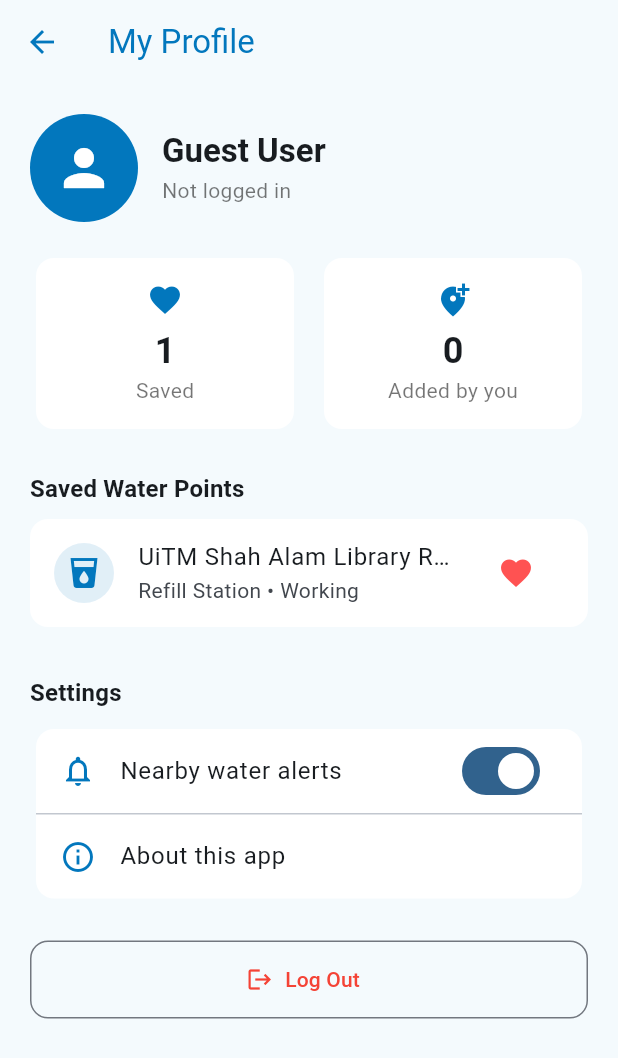
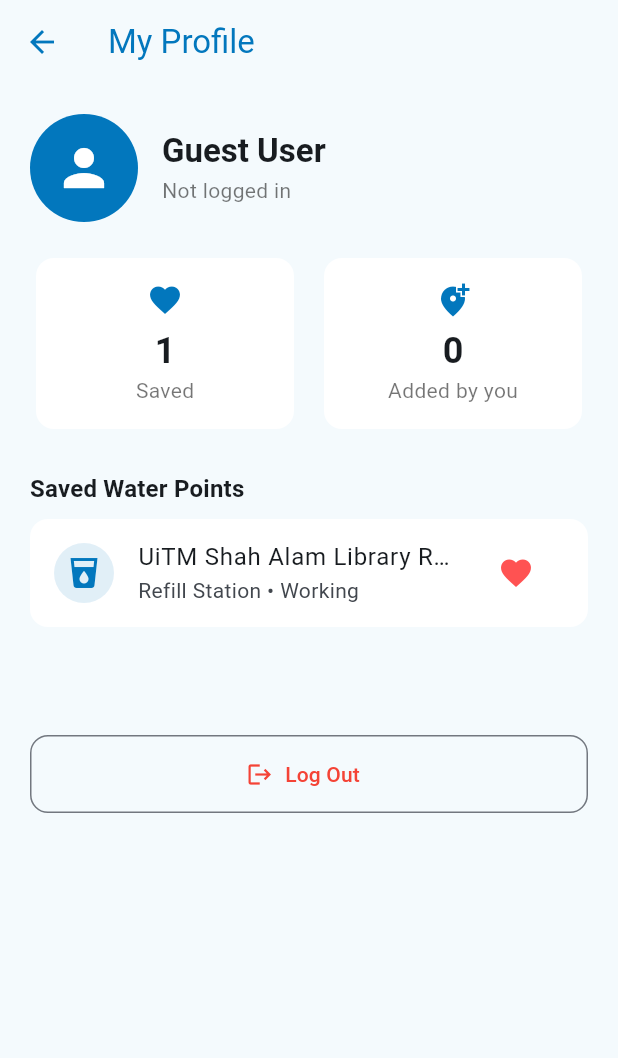
Before and after one commit to L00loyd/clean-water-project-draft-, a Flutter app: the ProfileScreen screen opened directly, after a tap on the "favorite" icon, on a phone screen of 412 x 824 dp. Shown: the top 1058 px of the screen. Run offline on Flutter 3.47's test engine with Material 3 defaults, Android fonts, the phone set to English and light mode, and no system bars; our stand-ins replace flutter_map, latlong2, material_ui.

Commit message:
Initial commit

```diff
--- a/lib/profile_screen.dart
+++ b/lib/profile_screen.dart
@@ -13,7 +13,6 @@ class ProfileScreen extends StatefulWidget {
 }
 
 class _ProfileScreenState extends State<ProfileScreen> {
-  bool _notifications = true;
 
   void _logout() {
     UserStore.logout();
@@ -147,44 +146,11 @@ class _ProfileScreenState extends State<ProfileScreen> {
                       ),
                   const SizedBox(height: 24),
 
-                  // Settings
-                  Text('Settings',
-                      style: theme.textTheme.titleMedium
-                          ?.copyWith(fontWeight: FontWeight.bold)),
                   const SizedBox(height: 8),
                   Card(
                     elevation: 0,
                     color: Colors.white,
                     child: Column(
-                      children: [
-                        SwitchListTile(
-                          secondary: const Icon(Icons.notifications_outlined,
-                              color: AppTheme.primary),
-                          title: const Text('Nearby water alerts'),
-                          value: _notifications,
-                          onChanged: (v) =>
-                              setState(() => _notifications = v),
-                        ),
-                        const Divider(height: 1),
-                        ListTile(
-                          leading: const Icon(Icons.info_outline,
-                              color: AppTheme.primary),
-                          title: const Text('About this app'),
-                          onTap: () => showAboutDialog(
-                            context: context,
-                            applicationName: 'Shah Alam Clean Water Map',
-                            applicationVersion: '1.0.0 (prototype)',
-                            applicationIcon: const Icon(
-                                Icons.water_drop_rounded,
-                                color: AppTheme.primary,
-                                size: 40),
-                            children: const [
-                              Text(
-                                  'Helping residents and visitors find clean drinking water in Shah Alam.'),
-                            ],
-                          ),
-                        ),
-                      ],
                     ),
                   ),
                   const SizedBox(height: 24),
```
